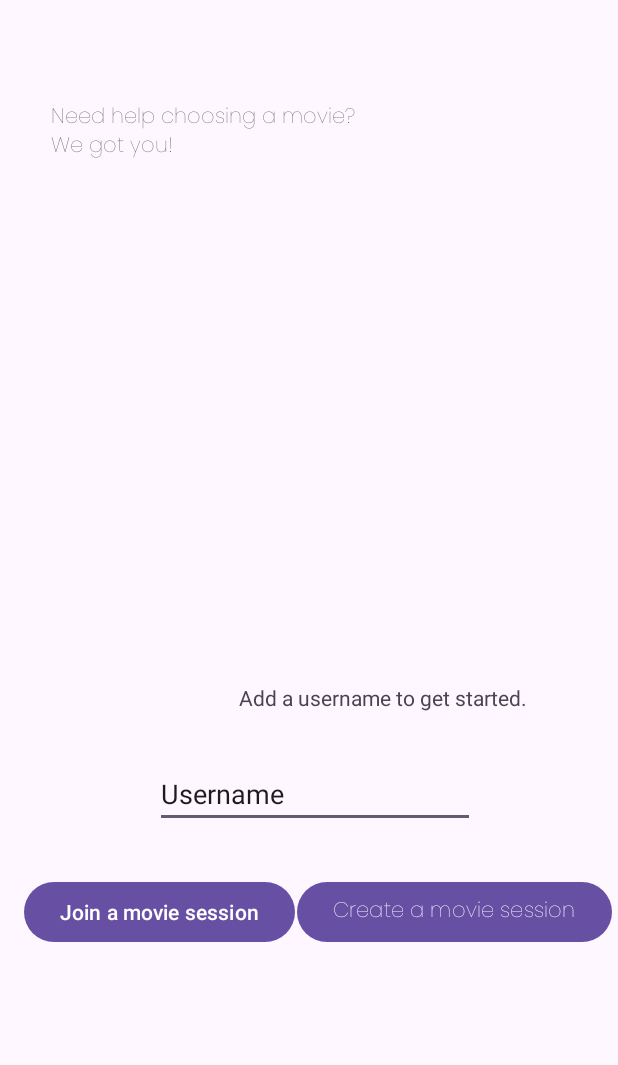
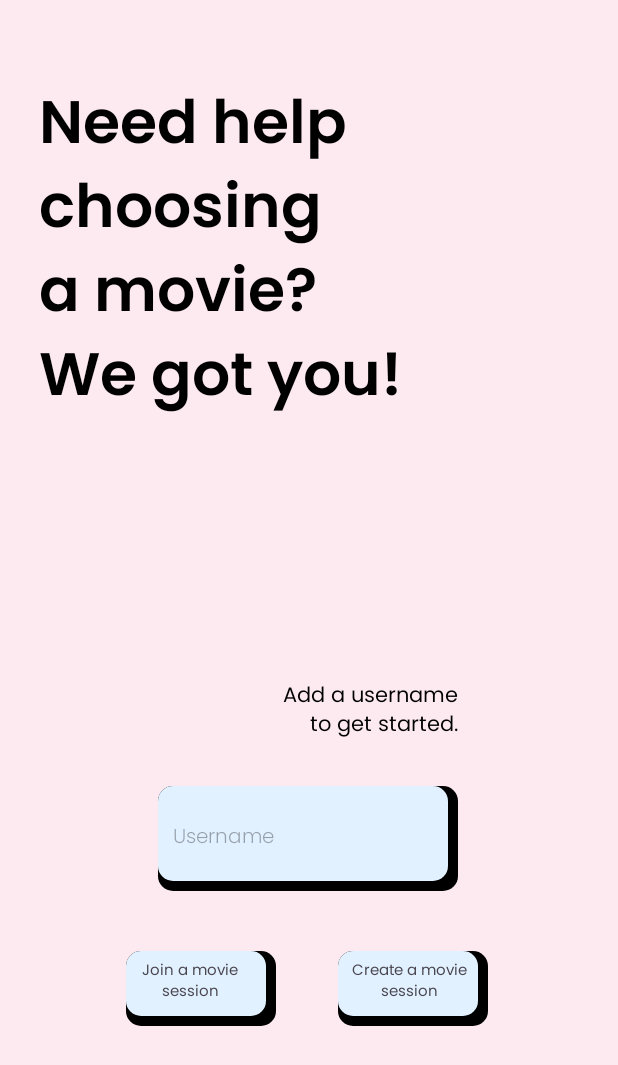
Before and after one commit to vivekperbhoo/AliceHacksProject, an Android app: the layout activity_start.xml on its own in the app's theme, with its tools: preview values and no code run, on a phone screen of 412 x 824 dp. Shown: the top 1065 px of the screen. Run offline under Robolectric (Android 15) with nearby library versions, the phone set to English and light mode, and no system bars.

Commit message:
Added UI for startpage

```diff
--- a/MovieSelector/app/src/main/AndroidManifest.xml
+++ b/MovieSelector/app/src/main/AndroidManifest.xml
@@ -13,10 +13,10 @@
         android:theme="@style/Theme.MovieSelector"
         tools:targetApi="31">
         <activity
-            android:name=".StartActivity"
+            android:name=".MainActivity"
             android:exported="false" />
         <activity
-            android:name=".MainActivity"
+            android:name=".StartActivity"
             android:exported="true">
             <intent-filter>
                 <action android:name="android.intent.action.MAIN" />
--- a/MovieSelector/app/src/main/java/com/example/movieselector/StartActivity.java
+++ b/MovieSelector/app/src/main/java/com/example/movieselector/StartActivity.java
@@ -5,9 +5,10 @@ import androidx.appcompat.app.AppCompatActivity;
 import android.os.Bundle;
 import android.view.View;
 import android.widget.Button;
+import android.widget.ImageButton;
 
 public class StartActivity extends AppCompatActivity {
-    private Button create, join;
+    private ImageButton create, join;
     @Override
     protected void onCreate(Bundle savedInstanceState) {
         super.onCreate(savedInstanceState);
--- /dev/null
+++ b/MovieSelector/app/src/main/res/drawable/username.xml
@@ -0,0 +1,14 @@
+<layer-list xmlns:android="http://schemas.android.com/apk/res/android">
+<item>
+    <shape android:shape="rectangle">
+        <solid android:color="@color/black" />
+        <corners android:radius="10dp" />
+    </shape>
+</item>
+<item android:right="7dp" android:left="0dp" android:top="0dp" android:bottom="7dp">
+    <shape android:shape="rectangle">
+        <solid android:color="@color/blue" />
+        <corners android:radius="10dp" />
+    </shape>
+</item>
+</layer-list>
--- a/MovieSelector/app/src/main/res/layout/activity_start.xml
+++ b/MovieSelector/app/src/main/res/layout/activity_start.xml
@@ -4,63 +4,107 @@
     xmlns:tools="http://schemas.android.com/tools"
     android:layout_width="match_parent"
     android:layout_height="match_parent"
+    android:background="@color/pink"
     tools:context=".StartActivity">
 
     <TextView
         android:id="@+id/textView"
-        android:layout_width="207dp"
-        android:layout_height="87dp"
-        android:fontFamily="@font/poppins_thin"
-        android:text="Need help choosing a movie?  We got you!"
-        app:layout_constraintBottom_toBottomOf="parent"
+        android:layout_width="260dp"
+        android:layout_height="wrap_content"
+        android:fontFamily="@font/poppins_semibold"
+        android:text="Need help choosing a movie?
+        We got you!"
+        android:textColor="@color/black"
+        android:textSize="40dp"
+        app:layout_constraintBottom_toTopOf="@+id/textView2"
         app:layout_constraintEnd_toEndOf="parent"
-        app:layout_constraintHorizontal_bias="0.166"
+        app:layout_constraintHorizontal_bias="0.172"
         app:layout_constraintStart_toStartOf="parent"
         app:layout_constraintTop_toTopOf="parent"
-        app:layout_constraintVertical_bias="0.091" />
+        app:layout_constraintVertical_bias="0.236" />
 
     <TextView
         android:id="@+id/textView2"
-        android:layout_width="wrap_content"
+        android:layout_width="120dp"
         android:layout_height="wrap_content"
-        android:layout_marginBottom="32dp"
+        android:layout_marginBottom="28dp"
+        android:fontFamily="@font/poppins_regular"
         android:text="Add a username to get started."
-        app:layout_constraintBottom_toTopOf="@+id/editTextText"
+        android:textAlignment="textEnd"
+        android:textColor="@color/black"
+        app:layout_constraintBottom_toTopOf="@+id/editText"
         app:layout_constraintEnd_toEndOf="parent"
-        app:layout_constraintHorizontal_bias="0.725"
+        app:layout_constraintHorizontal_bias="0.635"
         app:layout_constraintStart_toStartOf="parent" />
 
     <EditText
-        android:id="@+id/editTextText"
-        android:layout_width="wrap_content"
-        android:layout_height="wrap_content"
-        android:layout_marginBottom="32dp"
-        android:ems="10"
-        android:inputType="text"
-        android:text="Username"
-        app:layout_constraintBottom_toTopOf="@+id/join_sesh"
+        android:hint="Username"
+        android:paddingLeft="10dp"
+        android:textSize="13dp"
+        android:fontFamily="@font/poppins_light"
+        android:background="@drawable/username"
+        android:id="@+id/editText"
+        android:layout_width="200dp"
+        android:layout_height="70dp"
+        android:layout_marginBottom="40dp"
+        app:layout_constraintBottom_toTopOf="@+id/create_sesh"
         app:layout_constraintEnd_toEndOf="parent"
-        app:layout_constraintHorizontal_bias="0.519"
+        app:layout_constraintHorizontal_bias="0.497"
         app:layout_constraintStart_toStartOf="parent" />
 
-    <Button
+    <ImageButton
         android:id="@+id/join_sesh"
-        android:layout_width="wrap_content"
+        android:layout_width="100dp"
+        android:layout_height="50dp"
+        android:layout_marginStart="84dp"
+        android:layout_marginBottom="140dp"
+        android:background="@drawable/username"
+        app:layout_constraintBottom_toBottomOf="parent"
+        app:layout_constraintStart_toStartOf="parent">
+    </ImageButton>
+
+    <TextView
+        android:paddingLeft="5dp"
+        android:paddingTop="5dp"
+        android:layout_width="80dp"
         android:layout_height="wrap_content"
-        android:layout_marginStart="16dp"
-        android:layout_marginBottom="192dp"
+        android:fontFamily="@font/poppins_regular"
         android:text="Join a movie session"
-        app:layout_constraintBottom_toBottomOf="parent"
-        app:layout_constraintStart_toStartOf="parent" />
+        android:textAlignment="center"
+        android:textSize="10dp"
+        app:layout_constraintBottom_toBottomOf="@+id/join_sesh"
+        app:layout_constraintEnd_toEndOf="@+id/join_sesh"
+        app:layout_constraintHorizontal_bias="0.0"
+        app:layout_constraintStart_toStartOf="@+id/join_sesh"
+        app:layout_constraintTop_toTopOf="@+id/join_sesh"
+        app:layout_constraintVertical_bias="0.0" />
 
-    <Button
+    <ImageButton
         android:id="@+id/create_sesh"
-        android:layout_width="wrap_content"
-        android:layout_height="wrap_content"
-        android:layout_marginEnd="4dp"
-        android:layout_marginBottom="192dp"
+        android:layout_width="100dp"
+        android:layout_height="50dp"
+        android:layout_marginBottom="140dp"
+        android:background="@drawable/username"
         android:fontFamily="@font/poppins_thin"
         android:text="Create a movie session"
         app:layout_constraintBottom_toBottomOf="parent"
-        app:layout_constraintEnd_toEndOf="parent" />
+        app:layout_constraintEnd_toEndOf="parent"
+        app:layout_constraintHorizontal_bias="0.325"
+        app:layout_constraintStart_toEndOf="@+id/join_sesh" />
+
+    <TextView
+        android:layout_width="90dp"
+        android:layout_height="wrap_content"
+        android:fontFamily="@font/poppins_regular"
+        android:paddingLeft="5dp"
+        android:paddingTop="5dp"
+        android:text="Create a movie session"
+        android:textAlignment="center"
+        android:textSize="10dp"
+        app:layout_constraintBottom_toBottomOf="@+id/create_sesh"
+        app:layout_constraintEnd_toEndOf="@+id/create_sesh"
+        app:layout_constraintHorizontal_bias="0.0"
+        app:layout_constraintStart_toStartOf="@+id/create_sesh"
+        app:layout_constraintTop_toTopOf="@+id/create_sesh"
+        app:layout_constraintVertical_bias="0.0" />
 </androidx.constraintlayout.widget.ConstraintLayout>
--- a/MovieSelector/app/src/main/res/values/colors.xml
+++ b/MovieSelector/app/src/main/res/values/colors.xml
@@ -2,4 +2,6 @@
 <resources>
     <color name="black">#FF000000</color>
     <color name="white">#FFFFFFFF</color>
+    <color name="pink">#FCEAF0</color>
+    <color name="blue">#E1F1FF</color>
 </resources>
```
Also changed, not shown: MovieSelector/app/src/main/res/font/poppins_bold.ttf (added), MovieSelector/app/src/main/res/font/poppins_light.ttf (added), MovieSelector/app/src/main/res/font/poppins_regular.ttf (added), MovieSelector/app/src/main/res/font/poppins_semibold.ttf (added).
